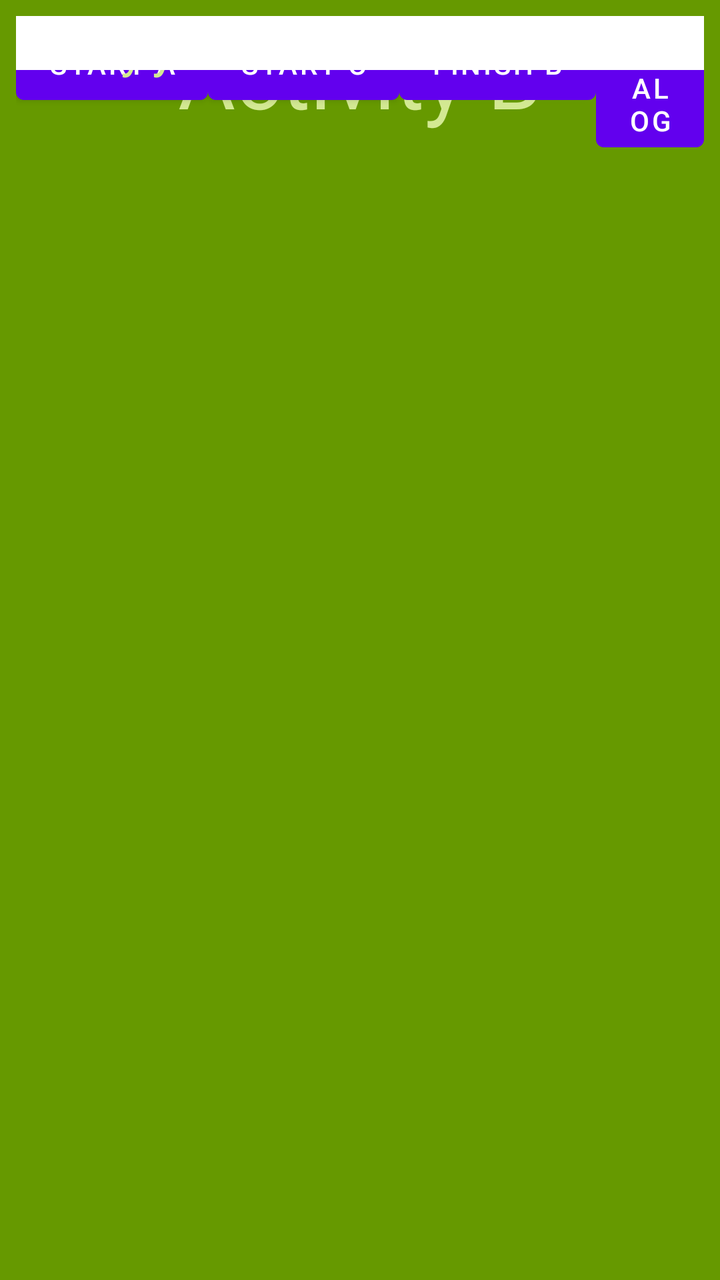
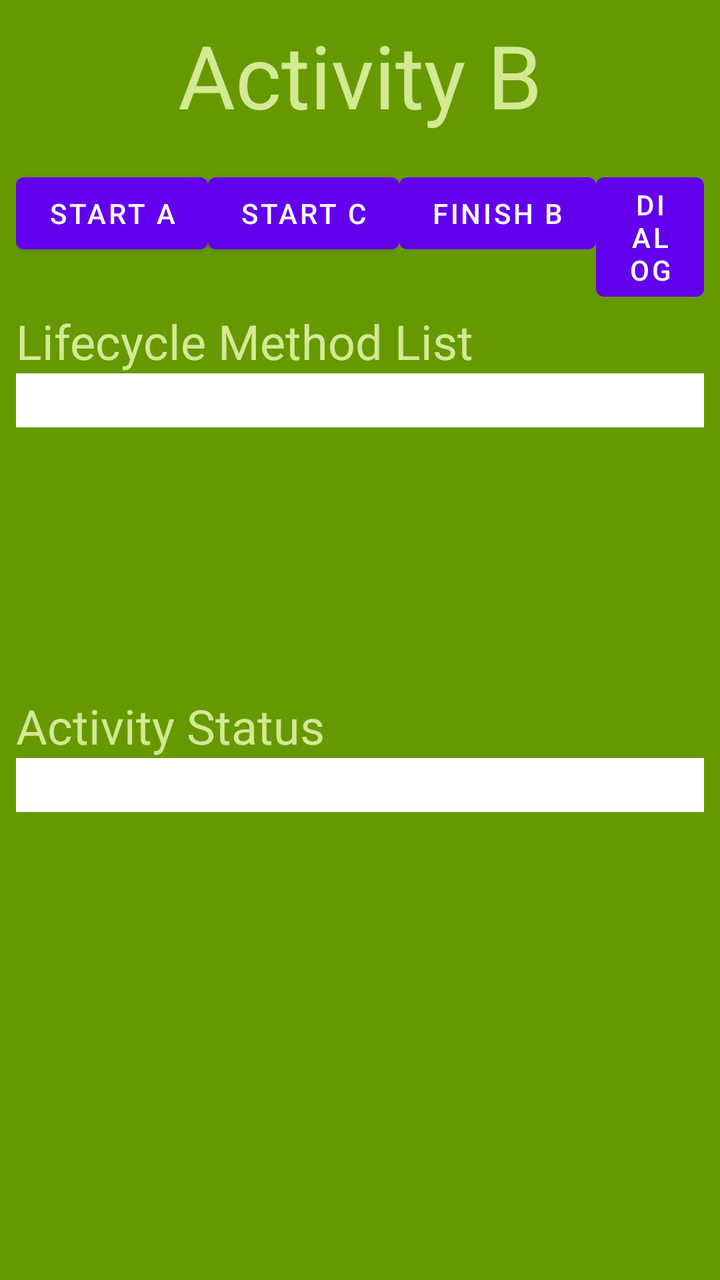

Before-and-after screenshots of an Android layout around one commit, followed by the original layout XML and the change that was made.
<!-- AndroidManifest.xml: application theme Theme.ActivityLifecycle -->
<!-- res/layout/activity_main2.xml -->
<?xml version="1.0" encoding="utf-8"?>
<androidx.constraintlayout.widget.ConstraintLayout xmlns:android="http://schemas.android.com/apk/res/android"
    xmlns:app="http://schemas.android.com/apk/res-auto"
    android:orientation="vertical"
    android:layout_width="match_parent"
    android:layout_height="match_parent"
    xmlns:tools="http://schemas.android.com/tools"
    android:background="@color/dark_green"
    android:padding="8dip"
    tools:context=".ActivityB">

    <TextView android:layout_width="match_parent"
        android:layout_height="wrap_content"
        android:text="@string/activity_b_label"
        android:gravity="center_horizontal"
        android:textSize="@dimen/font_large"
        android:textColor="@color/light_green"
        android:paddingBottom="16dip"
        />


    <RelativeLayout xmlns:android="http://schemas.android.com/apk/res/android"
        android:orientation="vertical"
        android:layout_width="wrap_content"
        android:layout_height="wrap_content"
        android:layout_gravity="center_horizontal"
        >
        <Button
            android:id="@+id/btn_start_a"
            android:layout_height="wrap_content"
            android:layout_width="wrap_content"
            android:text="@string/btn_start_a_label"
            android:onClick="startActivityA"
            />

        <Button
            android:id="@+id/btn_start_c"
            android:layout_height="wrap_content"
            android:layout_width="wrap_content"
            android:text="@string/btn_start_c_label"
            android:layout_toRightOf="@id/btn_start_a"
            android:onClick="startActivityC"
            />

        <Button
            android:id="@+id/btn_finish_b"
            android:layout_height="wrap_content"
            android:layout_width="wrap_content"
            android:text="@string/btn_finish_b_label"
            android:layout_toRightOf="@id/btn_start_c"
            android:onClick="finishActivityB"
            />

        <Button
            android:id="@+id/btn_start_dialog"
            android:layout_height="wrap_content"
            android:layout_width="wrap_content"
            android:text="@string/btn_start_dialog_label"
            android:layout_toRightOf="@id/btn_finish_b"
            android:onClick="startDialog"
            />


    </RelativeLayout>


    <TextView
        android:layout_width="match_parent"
        android:layout_height="wrap_content"
        android:textSize="@dimen/font_medium"
        android:text="@string/lifecycle_method_list"
        android:textColor="@color/light_green"
        />

    <ScrollView
        android:layout_width="match_parent"
        android:layout_height="160dp">
        <TextView
            android:id="@+id/status_view_b"
            android:layout_width="match_parent"
            android:layout_height="wrap_content"
            android:background="@color/white"
            android:textColor="@color/black"
            android:padding="4dip"
            android:typeface="monospace"
            />
    </ScrollView>

    <TextView
        android:layout_width="match_parent"
        android:layout_height="wrap_content"
        android:textSize="@dimen/font_medium"
        android:text="@string/activity_status"
        android:textColor="@color/light_green"
        />

    <TextView
        android:id="@+id/status_view_all_b"
        android:layout_width="match_parent"
        android:layout_height="wrap_content"
        android:background="@color/white"
        android:textColor="@color/black"
        android:padding="4dip"
        android:typeface="monospace"
        />

</androidx.constraintlayout.widget.ConstraintLayout>
<!-- resources referenced by this layout -->
<resources>
  <color name="black">#000000</color>
  <color name="dark_green">#669900</color>
  <color name="light_green">#D3E992</color>
  <color name="white">#FFFFFF</color>
  <dimen name="font_large">44dp</dimen>
  <dimen name="font_medium">24dp</dimen>
  <string name="activity_b_label">Activity B</string>
  <string name="activity_status">Activity Status</string>
  <string name="btn_finish_b_label">Finish B</string>
  <string name="btn_start_a_label">Start A</string>
  <string name="btn_start_c_label">Start C</string>
  <string name="btn_start_dialog_label">Dialog</string>
  <string name="lifecycle_method_list">Lifecycle Method List</string>
  <style name="Theme.ActivityLifecycle" parent="Theme.MaterialComponents.DayNight.DarkActionBar">
          
          <item name="colorPrimary">@color/purple_500</item>
          <item name="colorPrimaryVariant">@color/purple_700</item>
          <item name="colorOnPrimary">@color/white</item>
          
          <item name="colorSecondary">@color/teal_200</item>
          <item name="colorSecondaryVariant">@color/teal_700</item>
          <item name="colorOnSecondary">@color/black</item>
          
          <item name="android:statusBarColor">?attr/colorPrimaryVariant</item>
          
      </style>
  <color name="purple_500">#FF6200EE</color>
  <color name="purple_700">#FF3700B3</color>
  <color name="teal_200">#FF03DAC5</color>
  <color name="teal_700">#FF018786</color>
</resources>

<!-- the commit's change to res/layout/activity_main2.xml (unified diff, before → after) -->
@@ -1,5 +1,5 @@
 <?xml version="1.0" encoding="utf-8"?>
-<androidx.constraintlayout.widget.ConstraintLayout xmlns:android="http://schemas.android.com/apk/res/android"
+<LinearLayout xmlns:android="http://schemas.android.com/apk/res/android"
     xmlns:app="http://schemas.android.com/apk/res-auto"
     android:orientation="vertical"
     android:layout_width="match_parent"
@@ -104,4 +104,4 @@
         android:typeface="monospace"
         />
 
-</androidx.constraintlayout.widget.ConstraintLayout>
+</LinearLayout>
